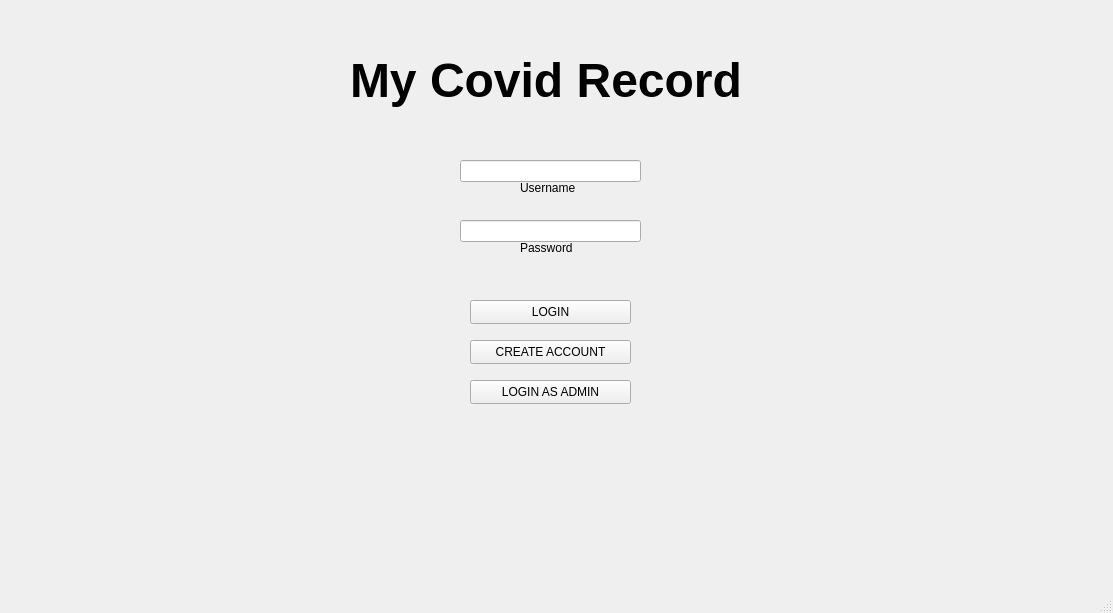
Above: mainwindow.ui from michalMudr/MyCovidRecord before the change. Below: the same form after it.
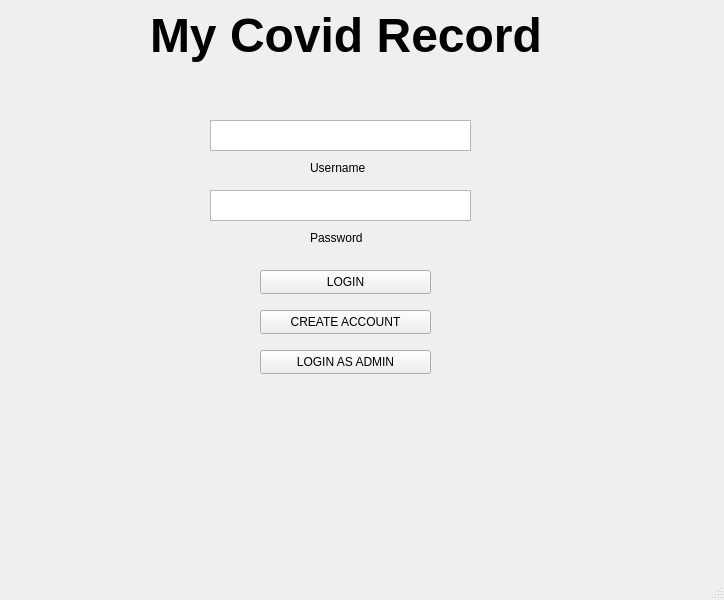
That is the form after the change.

Diff of the .ui file:
```diff
--- a/mainwindow.ui
+++ b/mainwindow.ui
@@ -6,44 +6,21 @@
    <rect>
     <x>0</x>
     <y>0</y>
-    <width>1113</width>
-    <height>613</height>
+    <width>724</width>
+    <height>600</height>
    </rect>
   </property>
   <property name="windowTitle">
    <string>MainWindow</string>
   </property>
   <widget class="QWidget" name="centralwidget">
-   <widget class="QLineEdit" name="lineEdit_username">
-    <property name="geometry">
-     <rect>
-      <x>460</x>
-      <y>160</y>
-      <width>181</width>
-      <height>22</height>
-     </rect>
-    </property>
-    <property name="text">
-     <string/>
-    </property>
-   </widget>
-   <widget class="QLineEdit" name="lineEdit_password">
-    <property name="geometry">
-     <rect>
-      <x>460</x>
-      <y>220</y>
-      <width>181</width>
-      <height>22</height>
-     </rect>
-    </property>
-   </widget>
    <widget class="QLabel" name="label">
     <property name="geometry">
      <rect>
-      <x>350</x>
-      <y>40</y>
-      <width>401</width>
-      <height>81</height>
+      <x>150</x>
+      <y>0</y>
+      <width>391</width>
+      <height>71</height>
      </rect>
     </property>
     <property name="font">
@@ -52,15 +29,38 @@
       <bold>true</bold>
      </font>
     </property>
+    <property name="autoFillBackground">
+     <bool>false</bool>
+    </property>
     <property name="text">
      <string>My Covid Record</string>
     </property>
    </widget>
+   <widget class="QTextEdit" name="textEdit">
+    <property name="geometry">
+     <rect>
+      <x>210</x>
+      <y>120</y>
+      <width>261</width>
+      <height>31</height>
+     </rect>
+    </property>
+   </widget>
+   <widget class="QTextEdit" name="textEdit_2">
+    <property name="geometry">
+     <rect>
+      <x>210</x>
+      <y>190</y>
+      <width>261</width>
+      <height>31</height>
+     </rect>
+    </property>
+   </widget>
    <widget class="QLabel" name="label_2">
     <property name="geometry">
      <rect>
-      <x>520</x>
-      <y>180</y>
+      <x>310</x>
+      <y>160</y>
       <width>61</width>
       <height>16</height>
      </rect>
@@ -72,8 +72,8 @@
    <widget class="QLabel" name="label_3">
     <property name="geometry">
      <rect>
-      <x>520</x>
-      <y>240</y>
+      <x>310</x>
+      <y>230</y>
       <width>61</width>
       <height>16</height>
      </rect>
@@ -85,9 +85,9 @@
    <widget class="QPushButton" name="pushButton_login">
     <property name="geometry">
      <rect>
-      <x>470</x>
-      <y>300</y>
-      <width>161</width>
+      <x>260</x>
+      <y>270</y>
+      <width>171</width>
       <height>24</height>
      </rect>
     </property>
@@ -98,9 +98,9 @@
    <widget class="QPushButton" name="pushButton_createAccount">
     <property name="geometry">
      <rect>
-      <x>470</x>
-      <y>340</y>
-      <width>161</width>
+      <x>260</x>
+      <y>310</y>
+      <width>171</width>
       <height>24</height>
      </rect>
     </property>
@@ -111,9 +111,9 @@
    <widget class="QPushButton" name="pushButton_loginAsAdmin">
     <property name="geometry">
      <rect>
-      <x>470</x>
-      <y>380</y>
-      <width>161</width>
+      <x>260</x>
+      <y>350</y>
+      <width>171</width>
       <height>24</height>
      </rect>
     </property>
```
Left out of the diff: 8 changed lines with no effect on the pictures.
